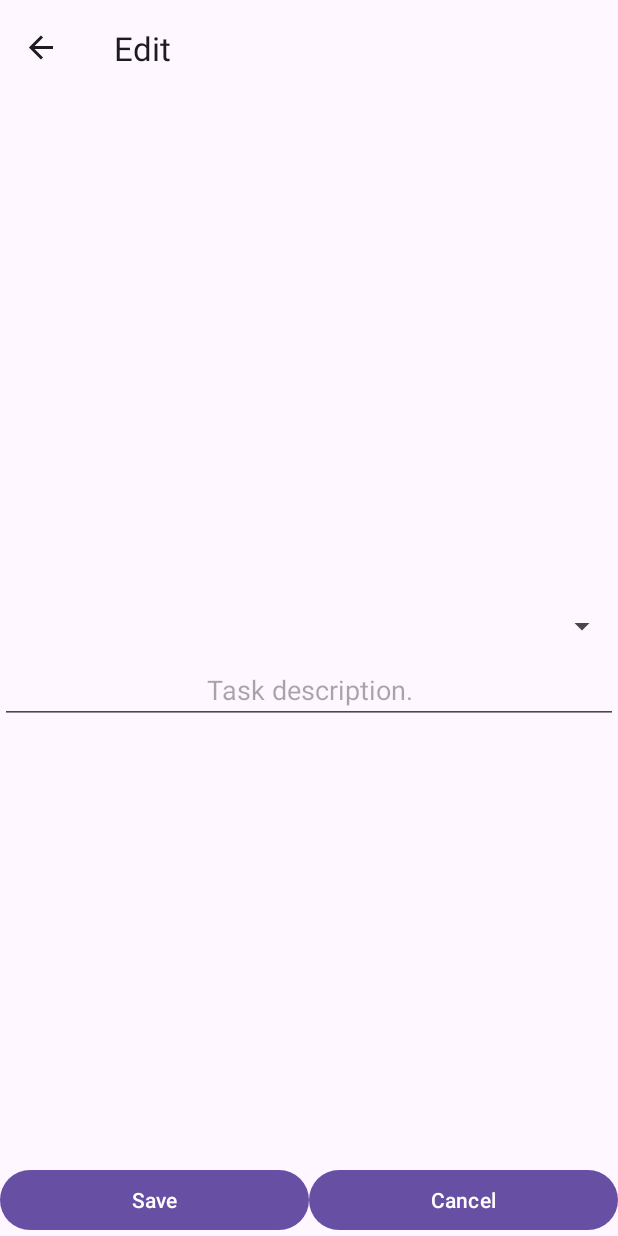
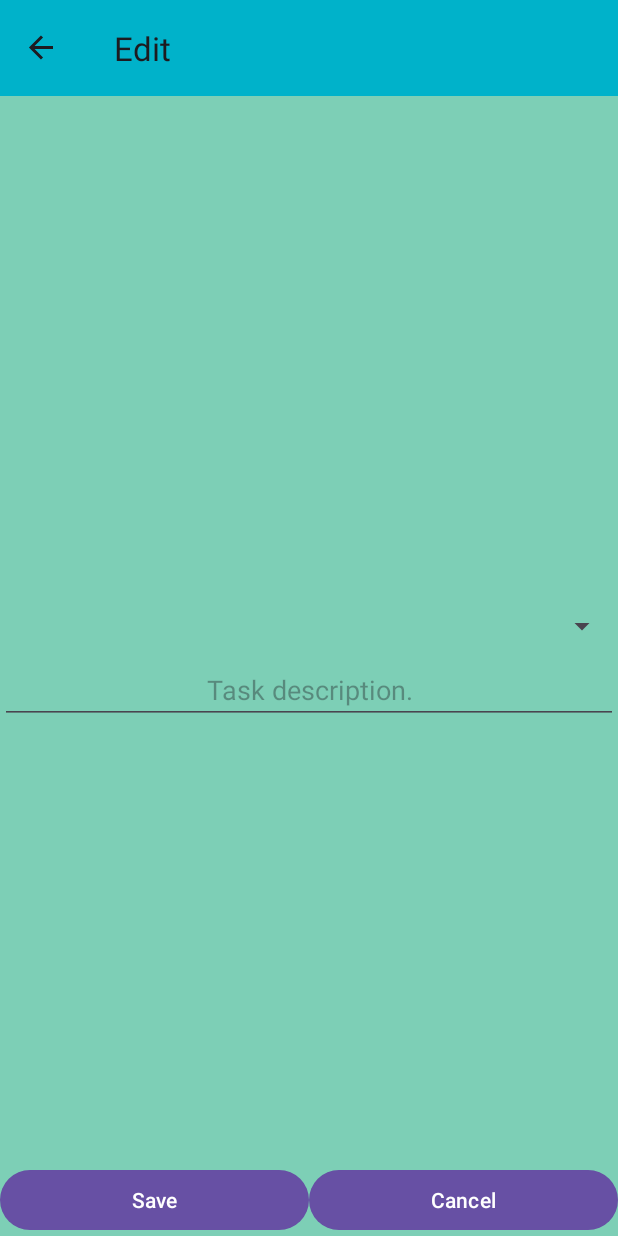
Before and after one commit to joy0520/TaskManager, an Android app: the EditTaskFragment screen opened through its navigation route, on a phone screen of 412 x 824 dp. Run offline under Robolectric (Android 15) with nearby library versions, the phone set to English and light mode, and no system bars; our stand-ins replace Room's generated code, navigation-ui.

Commit message:
feat: set color background for main activity and all fragments

```diff
--- a/app/src/main/res/layout-land/activity_main.xml
+++ b/app/src/main/res/layout-land/activity_main.xml
@@ -4,6 +4,7 @@
     xmlns:tools="http://schemas.android.com/tools"
     android:layout_width="match_parent"
     android:layout_height="match_parent"
+    android:background="@color/main_activity_background"
     tools:context=".MainActivity">
 
     <androidx.appcompat.widget.Toolbar
--- a/app/src/main/res/layout/activity_main.xml
+++ b/app/src/main/res/layout/activity_main.xml
@@ -4,6 +4,7 @@
     xmlns:tools="http://schemas.android.com/tools"
     android:layout_width="match_parent"
     android:layout_height="match_parent"
+    android:background="@color/main_activity_background"
     tools:context=".MainActivity">
 
     <androidx.appcompat.widget.Toolbar
--- a/app/src/main/res/layout/detail_fragment.xml
+++ b/app/src/main/res/layout/detail_fragment.xml
@@ -4,6 +4,7 @@
     xmlns:tools="http://schemas.android.com/tools"
     android:layout_width="match_parent"
     android:layout_height="match_parent"
+    android:background="@color/detail_fragment_background"
     tools:context=".fragment.DetailFragment">
 
     <TextView
--- a/app/src/main/res/layout/edit_task_fragment.xml
+++ b/app/src/main/res/layout/edit_task_fragment.xml
@@ -4,6 +4,7 @@
     xmlns:tools="http://schemas.android.com/tools"
     android:layout_width="match_parent"
     android:layout_height="match_parent"
+    android:background="@color/edit_fragment_background"
     tools:context=".fragment.EditTaskFragment">
 
     <Spinner
--- a/app/src/main/res/layout/task_fragment.xml
+++ b/app/src/main/res/layout/task_fragment.xml
@@ -8,6 +8,7 @@
     android:layout_height="match_parent"
     android:layout_marginLeft="16dp"
     android:layout_marginRight="16dp"
+    android:background="@color/task_fragment_background"
     app:layoutManager="LinearLayoutManager"
     tools:context=".fragment.TaskFragment"
     tools:listitem="@layout/task" />
--- a/app/src/main/res/values/colors.xml
+++ b/app/src/main/res/values/colors.xml
@@ -1,5 +1,7 @@
 <?xml version="1.0" encoding="utf-8"?>
 <resources>
-    <color name="black">#FF000000</color>
-    <color name="white">#FFFFFFFF</color>
+    <color name="main_activity_background">#00b2ca</color>
+    <color name="task_fragment_background">#f79256</color>
+    <color name="detail_fragment_background">#fbd1a2</color>
+    <color name="edit_fragment_background">#7dcfb6</color>
 </resources>
```
